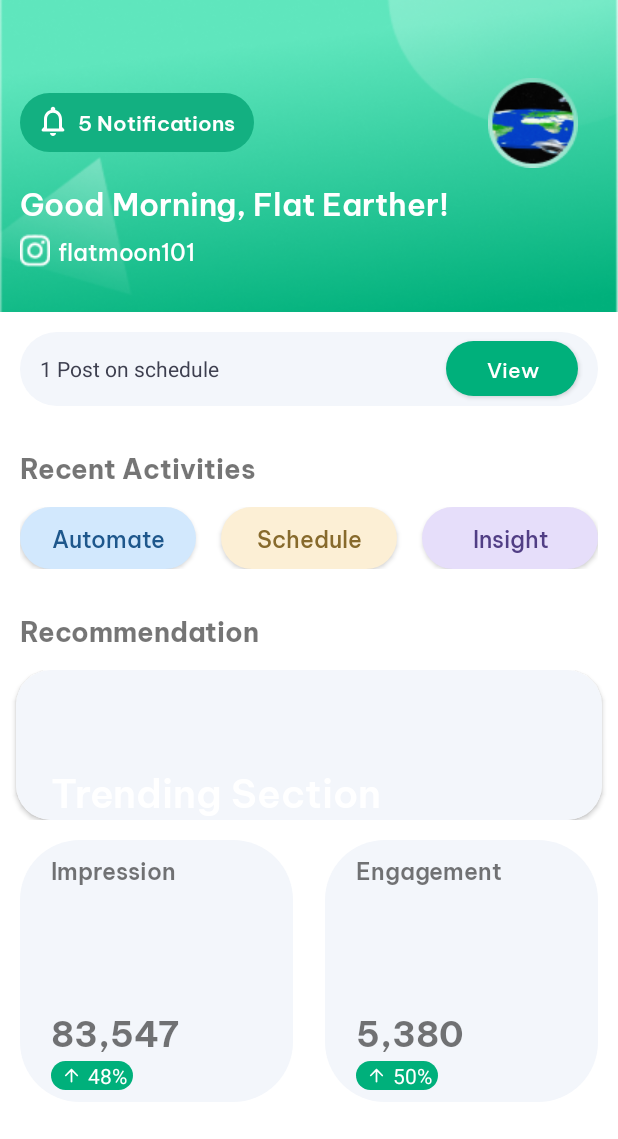
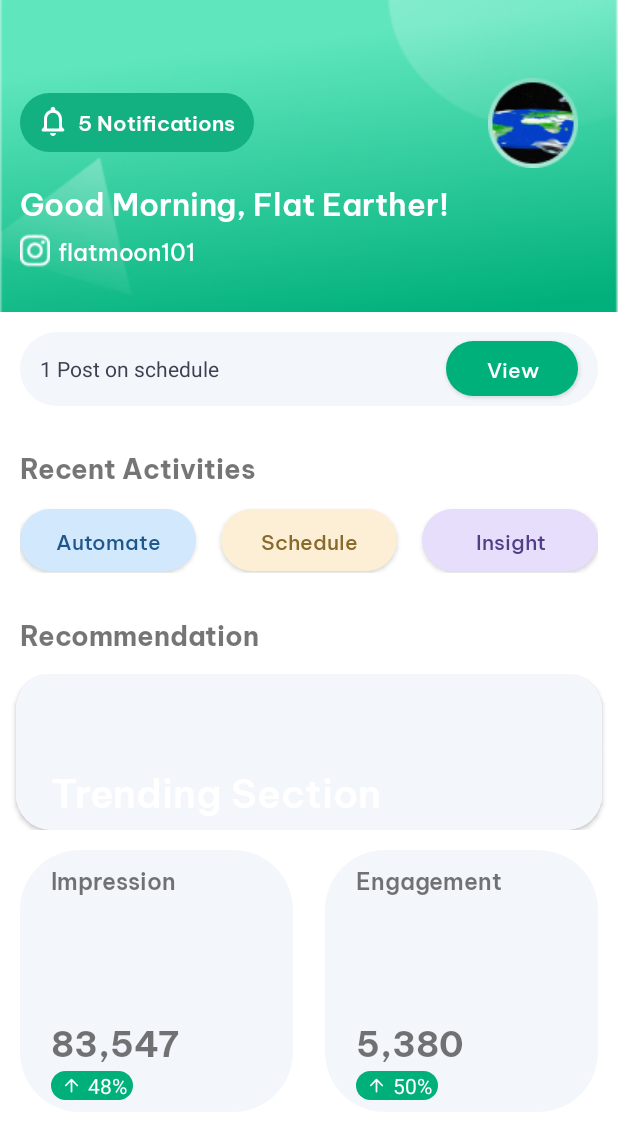
Before and after one commit to prammmoe/TI-mobile-prog-23, an Android app: the layout fragment_home.xml on its own in the app's theme, with its tools: preview values and no code run, on a phone screen of 412 x 824 dp. Shown: the top 1139 px of the screen. Run offline under Robolectric (Android 15) with nearby library versions, the phone set to English and light mode, and no system bars.

Commit message:
feat(home): fix some UI

```diff
--- a/app/build.gradle.kts
+++ b/app/build.gradle.kts
@@ -9,7 +9,7 @@ android {
 
     defaultConfig {
         applicationId = "com.example.metricv2"
-        minSdk = 32
+        minSdk = 30
         targetSdk = 34
         versionCode = 1
         versionName = "1.0"
--- a/app/src/main/java/com/example/metricv2/retrofit/RetrofitInstance.kt
+++ b/app/src/main/java/com/example/metricv2/retrofit/RetrofitInstance.kt
@@ -1,7 +1,6 @@
 package com.example.metricv2.retrofit
 import retrofit2.Retrofit
 import retrofit2.converter.gson.GsonConverterFactory
-import retrofit2.create
 
 object RetrofitInstance {
     val api:FoodApi by lazy {
--- a/app/src/main/res/layout/fragment_home.xml
+++ b/app/src/main/res/layout/fragment_home.xml
@@ -175,8 +175,9 @@
             <LinearLayout
                 android:id="@+id/btn_recent"
                 android:layout_width="match_parent"
-                android:layout_height="wrap_content"
+                android:layout_height="@dimen/_34sdp"
                 android:orientation="horizontal"
+                android:gravity="center_vertical"
                 app:layout_constraintStart_toStartOf="@+id/recent_activities"
                 app:layout_constraintTop_toBottomOf="@+id/recent_activities"
                 android:layout_marginStart="@dimen/_10sdp"
@@ -189,12 +190,11 @@
                     android:background="@drawable/bg_button"
                     android:backgroundTint="#D2E8FD"
                     android:textColor="#1E578C"
-                    android:padding="@dimen/_4sdp"
                     android:fontFamily="@font/be_vietnam_pro_medium"
                     android:textAllCaps="false"
                     android:paddingLeft="@dimen/_8sdp"
                     android:paddingRight="@dimen/_8sdp"
-                    android:textSize="@dimen/_12ssp"
+                    android:textSize="@dimen/_11ssp"
                     android:text="Automate" />
                 <View
                     android:layout_width="0dp"
@@ -210,7 +210,7 @@
                     android:textAllCaps="false"
                     android:paddingLeft="@dimen/_8sdp"
                     android:paddingRight="@dimen/_8sdp"
-                    android:textSize="@dimen/_12ssp"
+                    android:textSize="@dimen/_11ssp"
                     android:text="Schedule" />
                 <View
                     android:layout_width="0dp"
@@ -226,7 +226,7 @@
                     android:textAllCaps="false"
                     android:paddingLeft="@dimen/_8sdp"
                     android:paddingRight="@dimen/_8sdp"
-                    android:textSize="@dimen/_12ssp"
+                    android:textSize="@dimen/_11ssp"
                     android:text="Insight" />
 
             </LinearLayout>
@@ -245,7 +245,7 @@
             <FrameLayout
                 android:id="@+id/frame_layout"
                 android:layout_width="match_parent"
-                android:layout_height="wrap_content"
+                android:layout_height="@dimen/_80sdp"
                 android:layout_marginTop="@dimen/_10sdp"
                 app:layout_constraintStart_toStartOf="@+id/user_name"
                 app:layout_constraintTop_toBottomOf="@+id/recommendation">
@@ -264,10 +264,11 @@
                     <ImageButton
                         android:id="@+id/trending_section"
                         android:layout_width="match_parent"
-                        android:layout_height="match_parent"
+                        android:layout_height="@dimen/_90sdp"
                         android:background="@drawable/roundcorner"
                         android:backgroundTint="#F3F6FB"
                         android:gravity="bottom"
+                        android:paddingBottom="@dimen/_4sdp"
                         android:scaleType="centerCrop"
                         android:textAllCaps="false"/>
 
@@ -276,7 +277,7 @@
                         android:layout_width="wrap_content"
                         android:layout_height="wrap_content"
                         android:layout_gravity="start"
-                        android:layout_marginTop="@dimen/_46sdp"
+                        android:layout_marginTop="@dimen/_44sdp"
                         android:layout_marginLeft="@dimen/_18sdp"
                         android:clickable="false"
                         android:fontFamily="@font/be_vietnam_pro_semibold"
@@ -423,7 +424,4 @@
 
         </androidx.constraintlayout.widget.ConstraintLayout>
     </androidx.core.widget.NestedScrollView>
-
-
-
 </androidx.constraintlayout.widget.ConstraintLayout>
```
Also changed, not shown: app/src/main/java/com/example/metricv2/fragments/HomeFragment.kt (+0 -22 lines).
